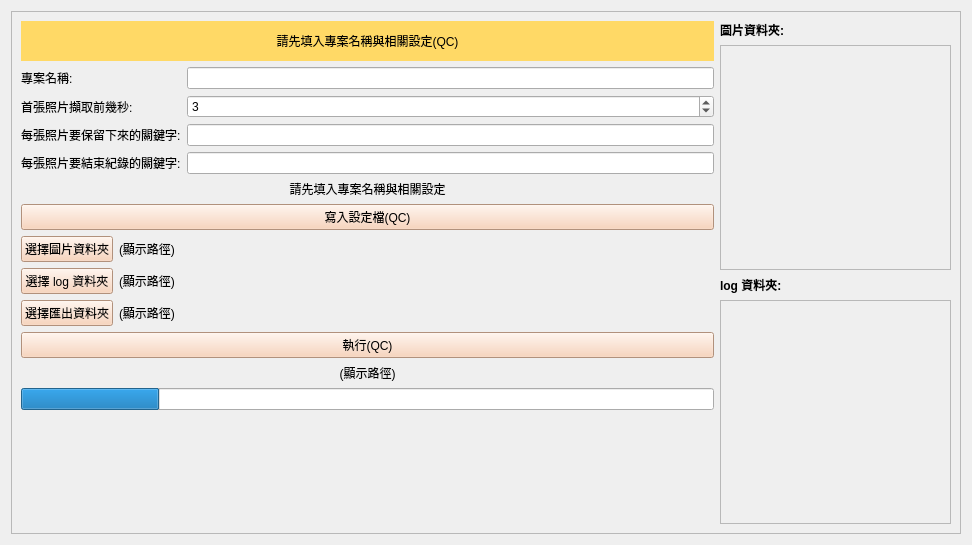
YuTing-Fang1999/FIH-tool, file QC/AF/Analysis/AFLogFetcher/UI.ui: the form before one commit.
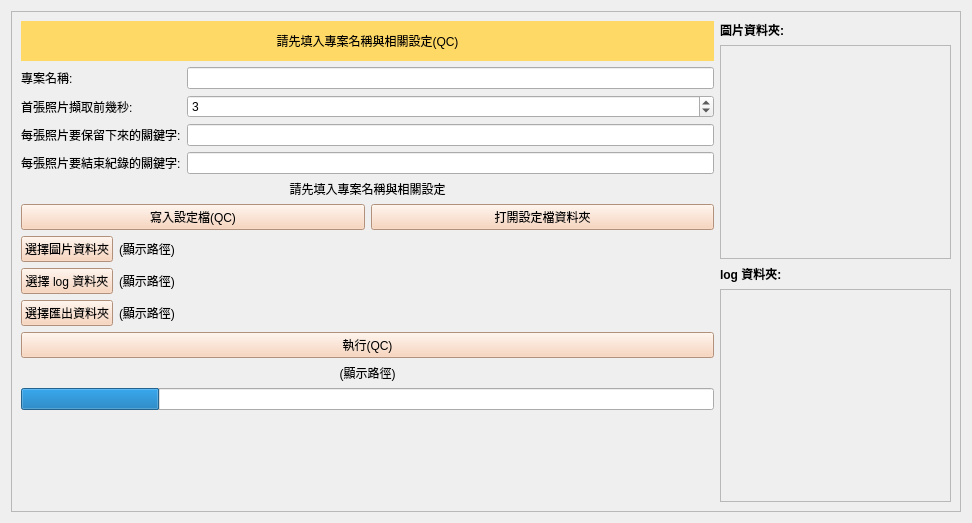
The form after the commit.

Commit message: AF Log Fetcher add open config btn

The edit to the form file:
```diff
--- a/QC/AF/Analysis/AFLogFetcher/UI.ui
+++ b/QC/AF/Analysis/AFLogFetcher/UI.ui
@@ -7,7 +7,7 @@
     <x>0</x>
     <y>0</y>
     <width>972</width>
-    <height>545</height>
+    <height>523</height>
    </rect>
   </property>
   <property name="windowTitle">
@@ -24,8 +24,8 @@
        <rect>
         <x>0</x>
         <y>0</y>
-        <width>958</width>
-        <height>531</height>
+        <width>948</width>
+        <height>499</height>
        </rect>
       </property>
       <layout class="QHBoxLayout" name="horizontalLayout_2" stretch="3,1">
@@ -147,7 +147,9 @@
           </widget>
          </item>
          <item>
-          <widget class="QPushButton" name="configButton">
+          <layout class="QHBoxLayout" name="horizontalLayout_5">
+           <item>
+            <widget class="QPushButton" name="writeConfigButton">
            <property name="cursor">
             <cursorShape>OpenHandCursor</cursorShape>
            </property>
@@ -164,6 +166,22 @@
           </widget>
          </item>
          <item>
+            <widget class="QPushButton" name="openConfigButton">
+             <property name="cursor">
+              <cursorShape>OpenHandCursor</cursorShape>
+             </property>
+             <property name="styleSheet">
+              <string notr="true">background:rgb(248, 203, 173); 
+color: black;</string>
+             </property>
+             <property name="text">
+              <string>打開設定檔資料夾</string>
+             </property>
+            </widget>
+           </item>
+          </layout>
+         </item>
+         <item>
           <layout class="QGridLayout" name="gridLayout_2" columnstretch="0,1">
            <item row="0" column="0">
             <widget class="QPushButton" name="readImagesDirButton">
@@ -363,8 +381,8 @@
                <rect>
                 <x>0</x>
                 <y>0</y>
-                <width>229</width>
-                <height>240</height>
+                <width>224</width>
+                <height>208</height>
                </rect>
               </property>
               <layout class="QVBoxLayout" name="verticalLayout_2">
@@ -404,8 +422,8 @@
                <rect>
                 <x>0</x>
                 <y>0</y>
-                <width>229</width>
-                <height>239</height>
+                <width>224</width>
+                <height>208</height>
                </rect>
               </property>
               <layout class="QVBoxLayout" name="verticalLayout_4">
```
Lines whose indentation alone changed are shown as unchanged. The commit also changes 5 other files.
